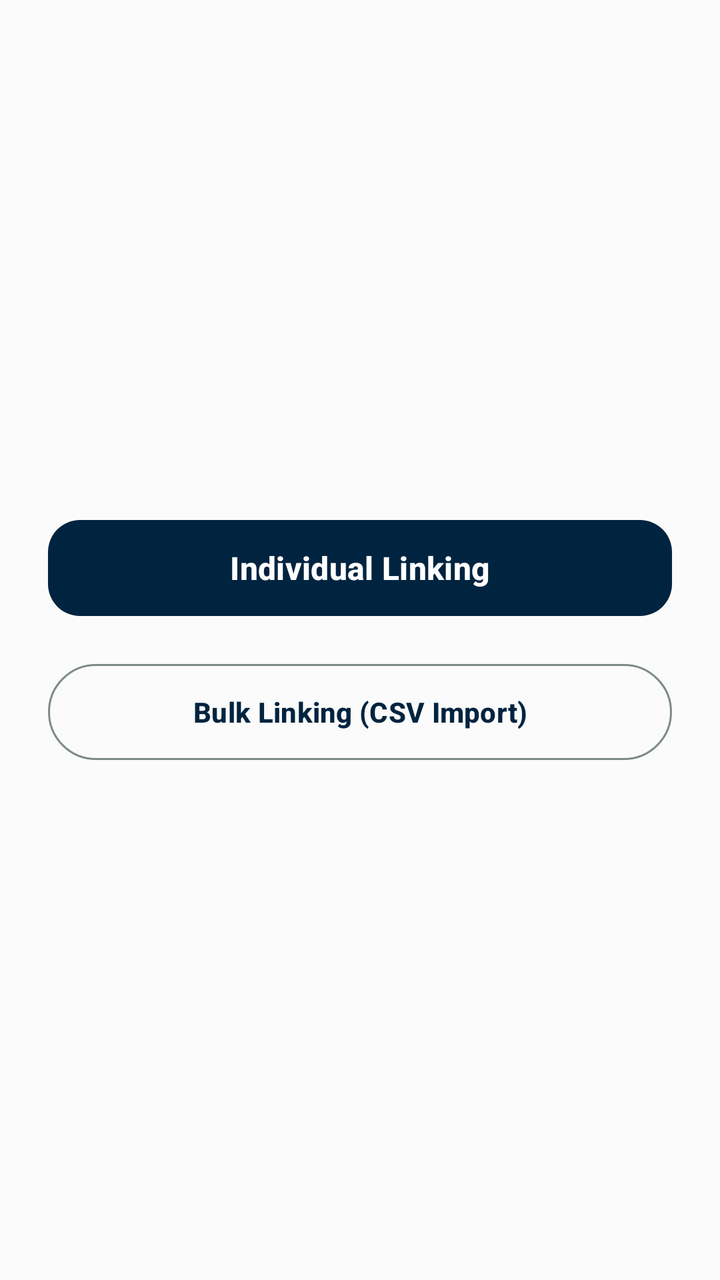
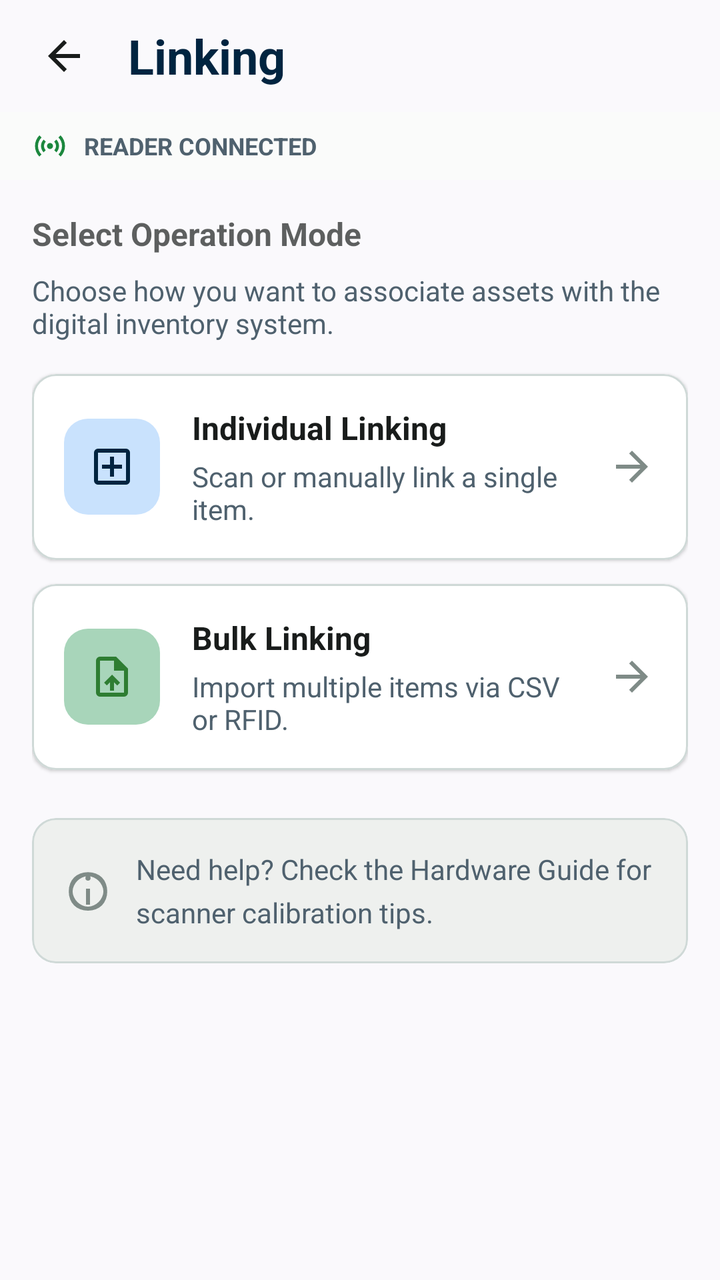

Screens rendered from an Android XML layout before and after an edit, with the pre-edit source and the edit as a unified diff.
<!-- AndroidManifest.xml: application theme Theme.StockBuddy -->
<!-- res/layout/fragment_linking_options.xml -->
<?xml version="1.0" encoding="utf-8"?>
<LinearLayout xmlns:android="http://schemas.android.com/apk/res/android"
    android:layout_width="match_parent"
    android:layout_height="match_parent"
    android:orientation="vertical"
    android:gravity="center"
    android:padding="24dp">

    <com.google.android.material.button.MaterialButton
        android:id="@+id/btnIndividual"
        style="@style/Widget.StockBuddy.PrimaryActionButton"
        android:layout_width="match_parent"
        android:layout_height="wrap_content"
        android:layout_marginBottom="16dp"
        android:text="Individual Linking" />

    <com.google.android.material.button.MaterialButton
        android:id="@+id/btnBulk"
        style="@style/Widget.Material3.Button.OutlinedButton"
        android:layout_width="match_parent"
        android:layout_height="56dp"
        android:textAllCaps="false"
        android:text="Bulk Linking (CSV Import)" />

</LinearLayout>
<!-- resources referenced by this layout -->
<resources>
  <style name="Widget.StockBuddy.PrimaryActionButton" parent="Widget.Material3.Button">
          <item name="android:minHeight">56dp</item>
          <item name="android:textSize">16sp</item>
          <item name="android:textAllCaps">false</item>
          <item name="cornerRadius">16dp</item>
      </style>
  <!-- unchanged entries left out for length: 44 -->
</resources>

<!-- the commit's change to res/layout/fragment_linking_options.xml (unified diff, before → after) -->
@@ -1,25 +1,280 @@
 <?xml version="1.0" encoding="utf-8"?>
 <LinearLayout xmlns:android="http://schemas.android.com/apk/res/android"
+    xmlns:app="http://schemas.android.com/apk/res-auto"
+    xmlns:tools="http://schemas.android.com/tools"
     android:layout_width="match_parent"
     android:layout_height="match_parent"
     android:orientation="vertical"
-    android:gravity="center"
-    android:padding="24dp">
-
-    <com.google.android.material.button.MaterialButton
-        android:id="@+id/btnIndividual"
-        style="@style/Widget.StockBuddy.PrimaryActionButton"
+    android:background="@color/home_background">
+
+    
+    <LinearLayout
+        android:layout_width="match_parent"
+        android:layout_height="56dp"
+        android:orientation="horizontal"
+        android:gravity="center_vertical"
+        android:paddingStart="8dp"
+        android:paddingEnd="16dp"
+        android:background="@color/home_background">
+
+        <ImageView
+            android:id="@+id/btnBack"
+            android:layout_width="48dp"
+            android:layout_height="48dp"
+            android:src="@drawable/ic_arrow_back"
+            android:scaleType="centerInside"
+            android:tint="@color/md_theme_onSurface"
+            android:contentDescription="@string/action_back"
+            android:padding="12dp" />
+
+        <TextView
+            android:layout_width="0dp"
+            android:layout_height="wrap_content"
+            android:layout_weight="1"
+            android:text="@string/home_linking"
+            android:textSize="24sp"
+            android:textStyle="bold"
+            android:textColor="@color/md_theme_primary"
+            android:layout_marginStart="8dp" />
+    </LinearLayout>
+
+    
+    <LinearLayout
         android:layout_width="match_parent"
         android:layout_height="wrap_content"
-        android:layout_marginBottom="16dp"
-        android:text="Individual Linking" />
-
-    <com.google.android.material.button.MaterialButton
-        android:id="@+id/btnBulk"
-        style="@style/Widget.Material3.Button.OutlinedButton"
+        android:orientation="horizontal"
+        android:gravity="center_vertical"
+        android:paddingStart="16dp"
+        android:paddingEnd="16dp"
+        android:paddingTop="8dp"
+        android:paddingBottom="8dp"
+        android:background="@color/md_theme_surface">
+
+        <ImageView
+            android:id="@+id/readerStatusIcon"
+            android:layout_width="18dp"
+            android:layout_height="18dp"
+            android:src="@drawable/sensors_24px"
+            android:tint="@color/status_available"
+            android:contentDescription="@null" />
+
+        <TextView
+            android:id="@+id/tvReaderStatus"
+            android:layout_width="0dp"
+            android:layout_height="wrap_content"
+            android:layout_weight="1"
+            android:layout_marginStart="8dp"
+            android:textSize="12sp"
+            android:textStyle="bold"
+            android:textAllCaps="true"
+            android:textColor="@color/md_theme_onSurfaceVariant"
+            android:text="@string/reader_connected" />
+    </LinearLayout>
+
+    
+    <ScrollView
         android:layout_width="match_parent"
-        android:layout_height="56dp"
-        android:textAllCaps="false"
-        android:text="Bulk Linking (CSV Import)" />
+        android:layout_height="0dp"
+        android:layout_weight="1">
+
+        <LinearLayout
+            android:layout_width="match_parent"
+            android:layout_height="wrap_content"
+            android:orientation="vertical"
+            android:paddingStart="16dp"
+            android:paddingEnd="16dp"
+            android:paddingTop="16dp"
+            android:paddingBottom="24dp">
+
+            
+            <TextView
+                android:layout_width="wrap_content"
+                android:layout_height="wrap_content"
+                android:text="Select Operation Mode"
+                android:textSize="16sp"
+                android:textStyle="bold"
+                android:textColor="@color/md_theme_onSurface"
+                android:alpha="0.7"
+                android:layout_marginBottom="8dp" />
+
+            
+            <TextView
+                android:layout_width="wrap_content"
+                android:layout_height="wrap_content"
+                android:text="Choose how you want to associate assets with the digital inventory system."
+                android:textSize="14sp"
+                android:textColor="@color/md_theme_onSurfaceVariant"
+                android:layout_marginBottom="16dp" />
+
+            
+            <com.google.android.material.card.MaterialCardView
+                android:id="@+id/btnIndividual"
+                android:layout_width="match_parent"
+                android:layout_height="wrap_content"
+                android:layout_marginBottom="12dp"
+                app:cardBackgroundColor="@color/md_theme_surfaceContainerLowest"
+                app:cardCornerRadius="12dp"
+                app:cardElevation="1dp"
+                app:strokeWidth="1dp"
+                app:strokeColor="@color/md_theme_outlineVariant">
+
+                <LinearLayout
+                    android:layout_width="match_parent"
+                    android:layout_height="wrap_content"
+                    android:orientation="horizontal"
+                    android:gravity="center_vertical"
+                    android:padding="16dp">
+
+                    <FrameLayout
+                        android:layout_width="48dp"
+                        android:layout_height="48dp"
+                        android:background="@drawable/home_icon_bg_blue"
+                        android:layout_marginEnd="16dp">
+
+                        <ImageView
+                            android:layout_width="24dp"
+                            android:layout_height="24dp"
+                            android:layout_gravity="center"
+                            android:src="@drawable/add_box_24px"
+                            android:tint="@color/md_theme_primary"
+                            android:contentDescription="@null" />
+                    </FrameLayout>
+
+                    <LinearLayout
+                        android:layout_width="0dp"
+                        android:layout_height="wrap_content"
+                        android:layout_weight="1"
+                        android:orientation="vertical">
+
+                        <TextView
+                            android:layout_width="wrap_content"
+                            android:layout_height="wrap_content"
+                            android:text="Individual Linking"
+                            android:textSize="16sp"
+                            android:textStyle="bold"
+                            android:textColor="@color/md_theme_onSurface"
+                            android:layout_marginBottom="4dp" />
+
+                        <TextView
+                            android:layout_width="wrap_content"
+                            android:layout_height="wrap_content"
+                            android:text="Scan or manually link a single item."
+                            android:textSize="14sp"
+                            android:textColor="@color/md_theme_onSurfaceVariant" />
+                    </LinearLayout>
+
+                    <ImageView
+                        android:layout_width="24dp"
+                        android:layout_height="24dp"
+                        android:src="@drawable/arrow_forward_24px"
+                        android:tint="@color/md_theme_outline"
+                        android:layout_marginStart="8dp"
+                        android:contentDescription="@null" />
+                </LinearLayout>
+            </com.google.android.material.card.MaterialCardView>
+
+            
+            <com.google.android.material.card.MaterialCardView
+                android:id="@+id/btnBulk"
+                android:layout_width="match_parent"
+                android:layout_height="wrap_content"
+                android:layout_marginBottom="24dp"
+                app:cardBackgroundColor="@color/md_theme_surfaceContainerLowest"
+                app:cardCornerRadius="12dp"
+                app:cardElevation="1dp"
+                app:strokeWidth="1dp"
+                app:strokeColor="@color/md_theme_outlineVariant">
+
+                <LinearLayout
+                    android:layout_width="match_parent"
+                    android:layout_height="wrap_content"
+                    android:orientation="horizontal"
+                    android:gravity="center_vertical"
+                    android:padding="16dp">
+
+                    <FrameLayout
+                        android:layout_width="48dp"
+                        android:layout_height="48dp"
+                        android:background="@drawable/home_icon_bg_green"
+                        android:layout_marginEnd="16dp">
+
+                        <ImageView
+                            android:layout_width="24dp"
+                            android:layout_height="24dp"
+                            android:layout_gravity="center"
+                            android:src="@drawable/upload_file_24px"
+                            android:tint="@color/home_icon_green"
+                            android:contentDescription="@null" />
+                    </FrameLayout>
+
+                    <LinearLayout
+                        android:layout_width="0dp"
+                        android:layout_height="wrap_content"
+                        android:layout_weight="1"
+                        android:orientation="vertical">
+
+                        <TextView
+                            android:layout_width="wrap_content"
+                            android:layout_height="wrap_content"
+                            android:text="Bulk Linking"
+                            android:textSize="16sp"
+                            android:textStyle="bold"
+                            android:textColor="@color/md_theme_onSurface"
+                            android:layout_marginBottom="4dp" />
+
+                        <TextView
+                            android:layout_width="wrap_content"
+                            android:layout_height="wrap_content"
+                            android:text="Import multiple items via CSV or RFID."
+                            android:textSize="14sp"
+                            android:textColor="@color/md_theme_onSurfaceVariant" />
+                    </LinearLayout>
+
+                    <ImageView
+                        android:layout_width="24dp"
+                        android:layout_height="24dp"
+                        android:src="@drawable/arrow_forward_24px"
+                        android:tint="@color/md_theme_outline"
+                        android:layout_marginStart="8dp"
+                        android:contentDescription="@null" />
+                </LinearLayout>
+            </com.google.android.material.card.MaterialCardView>
+
+            
+            <com.google.android.material.card.MaterialCardView
+                android:layout_width="match_parent"
+                android:layout_height="wrap_content"
+                app:cardBackgroundColor="@color/md_theme_surfaceContainer"
+                app:cardCornerRadius="12dp"
+                app:cardElevation="0dp">
+
+                <LinearLayout
+                    android:layout_width="match_parent"
+                    android:layout_height="wrap_content"
+                    android:orientation="horizontal"
+                    android:gravity="center_vertical"
+                    android:padding="16dp">
+
+                    <ImageView
+                        android:layout_width="24dp"
+                        android:layout_height="24dp"
+                        android:src="@drawable/ic_info"
+                        android:tint="@color/md_theme_outline"
+                        android:layout_marginEnd="12dp"
+                        android:contentDescription="@null" />
+
+                    <TextView
+                        android:layout_width="0dp"
+                        android:layout_height="wrap_content"
+                        android:layout_weight="1"
+                        android:text="Need help? Check the Hardware Guide for scanner calibration tips."
+                        android:textSize="14sp"
+                        android:textColor="@color/md_theme_onSurfaceVariant"
+                        android:lineSpacingMultiplier="1.3" />
+                </LinearLayout>
+            </com.google.android.material.card.MaterialCardView>
+
+        </LinearLayout>
+    </ScrollView>
 
 </LinearLayout>
<!-- resource entries referenced after the edit -->
@@ -1,11 +1,94 @@
 <!-- resources referenced by this layout -->
 <resources>
-  <style name="Widget.StockBuddy.PrimaryActionButton" parent="Widget.Material3.Button">
-          <item name="android:minHeight">56dp</item>
-          <item name="android:textSize">16sp</item>
-          <item name="android:textAllCaps">false</item>
-          <item name="cornerRadius">16dp</item>
-      </style>
+  <color name="home_background">#faf9fc</color>
+  <color name="home_icon_green">#2E7D32</color>
+  <color name="md_theme_surfaceContainer">#EEF0EE</color>
+  <color name="md_theme_surfaceContainerLowest">#FFFFFF</color>
+  <color name="status_available">#1B873D</color>
+  <!-- drawable add_box_24px (drawable) -->
+  <vector xmlns:android="http://schemas.android.com/apk/res/android"
+      android:width="24dp"
+      android:height="24dp"
+      android:viewportWidth="960"
+      android:viewportHeight="960"
+      android:tint="?attr/colorControlNormal">
+    <path
+        android:fillColor="@android:color/white"
+        android:pathData="M440,680L520,680L520,520L680,520L680,440L520,440L520,280L440,280L440,440L280,440L280,520L440,520L440,680ZM200,840Q167,840 143.5,816.5Q120,793 120,760L120,200Q120,167 143.5,143.5Q167,120 200,120L760,120Q793,120 816.5,143.5Q840,167 840,200L840,760Q840,793 816.5,816.5Q793,840 760,840L200,840ZM200,760L760,760Q760,760 760,760Q760,760 760,760L760,200Q760,200 760,200Q760,200 760,200L200,200Q200,200 200,200Q200,200 200,200L200,760Q200,760 200,760Q200,760 200,760ZM200,200L200,200Q200,200 200,200Q200,200 200,200L200,760Q200,760 200,760Q200,760 200,760L200,760Q200,760 200,760Q200,760 200,760L200,200Q200,200 200,200Q200,200 200,200Z"/>
+  </vector>
+  <!-- drawable arrow_forward_24px (drawable) -->
+  <vector xmlns:android="http://schemas.android.com/apk/res/android"
+      android:width="24dp"
+      android:height="24dp"
+      android:viewportWidth="960"
+      android:viewportHeight="960"
+      android:tint="?attr/colorControlNormal"
+      android:autoMirrored="true">
+    <path
+        android:fillColor="@android:color/white"
+        android:pathData="M647,520L160,520L160,440L647,440L423,216L480,160L800,480L480,800L423,744L647,520Z"/>
+  </vector>
+  <!-- drawable home_icon_bg_blue (drawable) -->
+  <?xml version="1.0" encoding="utf-8"?>
+  <shape xmlns:android="http://schemas.android.com/apk/res/android" android:shape="rectangle">
+      <solid android:color="@color/home_icon_bg_blue" />
+      <corners android:radius="12dp" />
+  </shape>
+  <!-- drawable home_icon_bg_green (drawable) -->
+  <?xml version="1.0" encoding="utf-8"?>
+  <shape xmlns:android="http://schemas.android.com/apk/res/android"
+      android:shape="rectangle">
+      <solid android:color="#A8D5BA" />
+      <corners android:radius="12dp" />
+  </shape>
+  <!-- drawable ic_arrow_back (drawable) -->
+  <?xml version="1.0" encoding="utf-8"?>
+  <vector xmlns:android="http://schemas.android.com/apk/res/android"
+      android:width="24dp"
+      android:height="24dp"
+      android:viewportWidth="24"
+      android:viewportHeight="24">
+      <path
+          android:fillColor="@android:color/white"
+          android:pathData="M20,11H7.83l5.59,-5.59L12,4l-8,8 8,8 1.41,-1.41L7.83,13H20v-2z" />
+  </vector>
+  <!-- drawable ic_info (drawable) -->
+  <vector xmlns:android="http://schemas.android.com/apk/res/android"
+      android:width="24dp"
+      android:height="24dp"
+      android:viewportWidth="960"
+      android:viewportHeight="960"
+      android:tint="?attr/colorControlNormal">
+    <path
+        android:fillColor="@android:color/white"
+        android:pathData="M440,760L520,760L520,440L440,440L440,760ZM480,280Q456,280 442,266Q428,252 428,228Q428,204 442,190Q456,176 480,176Q504,176 518,190Q532,204 532,228Q532,252 518,266Q504,280 480,280ZM480,880Q397,880 324,852Q251,824 201,774Q151,724 123,651Q95,578 95,495Q95,412 123,339Q151,266 201,216Q251,166 324,138Q397,110 480,110Q563,110 636,138Q709,166 759,216Q809,266 837,339Q865,412 865,495Q865,578 837,651Q809,724 759,774Q709,824 636,852Q563,880 480,880ZM480,800Q540,800 597.5,772.5Q655,745 694,706Q733,667 760.5,609.5Q788,552 788,495Q788,438 760.5,380.5Q733,323 694,284Q655,245 597.5,217.5Q540,190 480,190Q420,190 362.5,217.5Q305,245 266,284Q227,323 199.5,380.5Q172,438 172,495Q172,552 199.5,609.5Q227,667 266,706Q305,745 362.5,772.5Q420,800 480,800Z"/>
+  </vector>
+  <!-- drawable sensors_24px (drawable) -->
+  <vector xmlns:android="http://schemas.android.com/apk/res/android"
+      android:width="24dp"
+      android:height="24dp"
+      android:viewportWidth="960"
+      android:viewportHeight="960"
+      android:tint="?attr/colorControlNormal">
+    <path
+        android:fillColor="@android:color/white"
+        android:pathData="M197,763Q143,708 111.5,635.5Q80,563 80,480Q80,396 111.5,323.5Q143,251 197,197L254,254Q210,298 185,356Q160,414 160,480Q160,547 185,605Q210,663 254,706L197,763ZM310,650Q278,617 259,573.5Q240,530 240,480Q240,429 259,385.5Q278,342 310,310L367,367Q345,389 332.5,418Q320,447 320,480Q320,513 332.5,542Q345,571 367,593L310,650ZM423.5,536.5Q400,513 400,480Q400,447 423.5,423.5Q447,400 480,400Q513,400 536.5,423.5Q560,447 560,480Q560,513 536.5,536.5Q513,560 480,560Q447,560 423.5,536.5ZM650,650L593,593Q615,571 627.5,542Q640,513 640,480Q640,447 627.5,418Q615,389 593,367L650,310Q682,342 701,385.5Q720,429 720,480Q720,530 701,573.5Q682,617 650,650ZM763,763L706,706Q750,662 775,604Q800,546 800,480Q800,413 775,355Q750,297 706,254L763,197Q817,251 848.5,323.5Q880,396 880,480Q880,563 848.5,635.5Q817,708 763,763Z"/>
+  </vector>
+  <!-- drawable upload_file_24px (drawable) -->
+  <vector xmlns:android="http://schemas.android.com/apk/res/android"
+      android:width="24dp"
+      android:height="24dp"
+      android:viewportWidth="960"
+      android:viewportHeight="960"
+      android:tint="?attr/colorControlNormal">
+    <path
+        android:fillColor="@android:color/white"
+        android:pathData="M440,760L520,760L520,593L584,657L640,600L480,440L320,600L377,656L440,593L440,760ZM240,880Q207,880 183.5,856.5Q160,833 160,800L160,160Q160,127 183.5,103.5Q207,80 240,80L560,80L800,320L800,800Q800,833 776.5,856.5Q753,880 720,880L240,880ZM520,360L520,160L240,160Q240,160 240,160Q240,160 240,160L240,800Q240,800 240,800Q240,800 240,800L720,800Q720,800 720,800Q720,800 720,800L720,360L520,360ZM240,160L240,160L240,360L240,360L240,160L240,360L240,360L240,800Q240,800 240,800Q240,800 240,800L240,800Q240,800 240,800Q240,800 240,800L240,160Q240,160 240,160Q240,160 240,160Z"/>
+  </vector>
+  <string name="action_back">Back</string>
+  <string name="home_linking">Linking</string>
+  <string name="reader_connected">Reader Connected</string>
+  <color name="home_icon_bg_blue">#c9e2fd</color>
   <!-- unchanged entries left out for length: 44 -->
 </resources>
 
